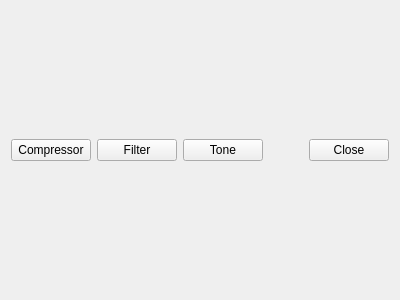
Before: the Qt Designer form mqt/mqtKeyerTest/mqtktMainWindow.ui in Rsclub22/Minos2-Mirror, drawn with Qt 5.
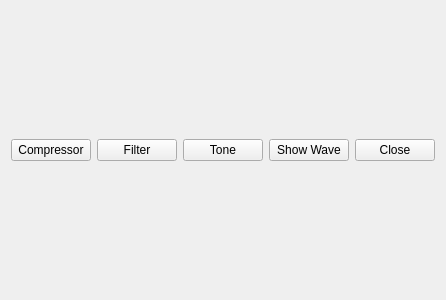
After: the same form once the commit is applied.

```diff
--- a/mqt/mqtKeyerTest/mqtktMainWindow.ui
+++ b/mqt/mqtKeyerTest/mqtktMainWindow.ui
@@ -41,6 +41,13 @@
         </property>
        </widget>
       </item>
+      <item>
+       <widget class="QPushButton" name="showWaveButton">
+        <property name="text">
+         <string>Show Wave</string>
+        </property>
+       </widget>
+      </item>
       <item>
        <spacer name="horizontalSpacer">
         <property name="orientation">
```
